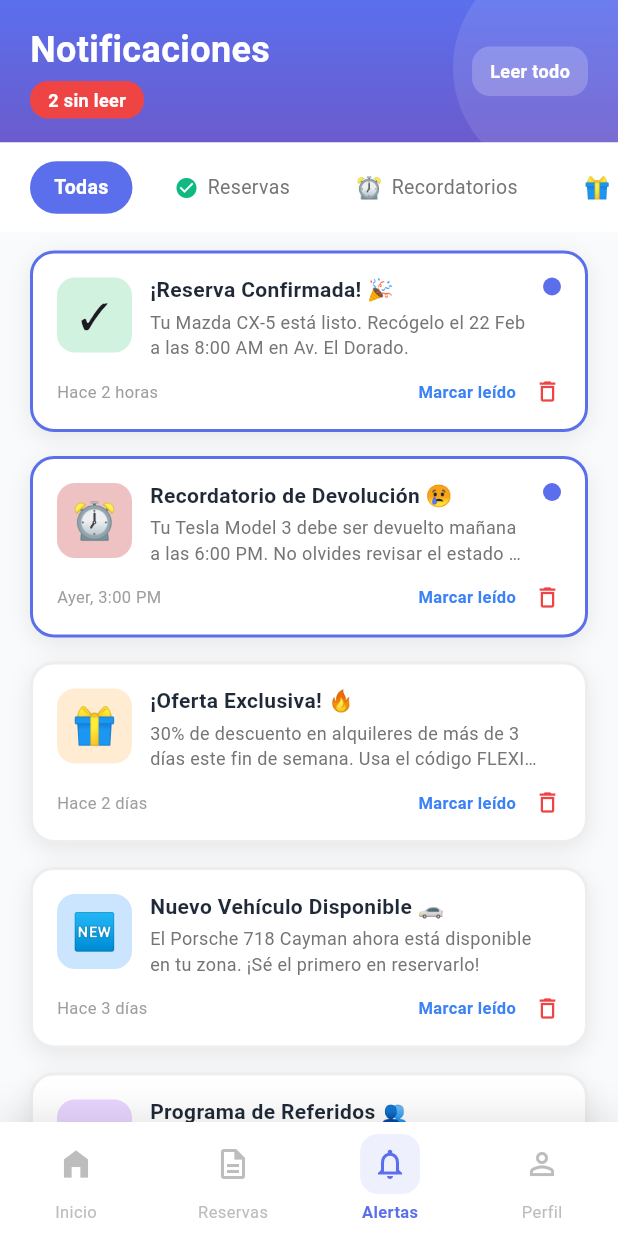
After one commit to unknownusa-ai/FlexiDrive, a Flutter app: the NotificationsPage screen opened directly, on a phone screen of 412 x 824 dp. The commit adds this screen. Run offline on Flutter 3.47's test engine with Material 3 defaults, Android fonts, the phone set to English and light mode, and no system bars; our stand-ins replace flutter_svg; network calls fail.

Commit message:
Pantalla de notificaciones

```diff
--- a/lib/presentation/pages/home/home_page.dart
+++ b/lib/presentation/pages/home/home_page.dart
@@ -1,4 +1,5 @@
 import 'package:flutter/material.dart';
+import '../notifications/notifications_page.dart';
 
 class HomePage extends StatefulWidget {
   const HomePage({super.key});
@@ -112,7 +113,8 @@ class _HomePageState extends State<HomePage> {
                           CircleAvatar(
                             radius: 28,
                             backgroundColor: Colors.grey.shade300,
-                            child: Icon(Icons.person, color: Colors.grey.shade600, size: 28),
+                            child: Icon(Icons.person,
+                                color: Colors.grey.shade600, size: 28),
                           ),
                           SizedBox(width: 12),
                           Expanded(
@@ -152,7 +154,8 @@ class _HomePageState extends State<HomePage> {
                       child: Stack(
                         alignment: Alignment.center,
                         children: [
-                          Icon(Icons.notifications_none, color: Colors.white, size: 24),
+                          Icon(Icons.notifications_none,
+                              color: Colors.white, size: 24),
                           Positioned(
                             top: 8,
                             right: 8,
@@ -588,7 +591,8 @@ class _HomePageState extends State<HomePage> {
                 reviews: 128,
                 price: 38000,
                 available: true,
-                image: 'https://placehold.co/400x260/2D3436/FFFFFF/png?text=Mazda+CX-5',
+                image:
+                    'https://placehold.co/400x260/2D3436/FFFFFF/png?text=Mazda+CX-5',
               ),
               SizedBox(width: 16),
               _buildVehicleCard(
@@ -598,7 +602,8 @@ class _HomePageState extends State<HomePage> {
                 reviews: 245,
                 price: 25000,
                 available: true,
-                image: 'https://placehold.co/400x260/2D3436/FFFFFF/png?text=Toyota+Corolla',
+                image:
+                    'https://placehold.co/400x260/2D3436/FFFFFF/png?text=Toyota+Corolla',
               ),
             ],
           ),
@@ -666,7 +671,8 @@ class _HomePageState extends State<HomePage> {
                   child: Container(
                     padding: EdgeInsets.symmetric(horizontal: 8, vertical: 4),
                     decoration: BoxDecoration(
-                      color: type == 'SUV' ? Color(0xFF5B6FED) : Color(0xFFE53935),
+                      color:
+                          type == 'SUV' ? Color(0xFF5B6FED) : Color(0xFFE53935),
                       borderRadius: BorderRadius.circular(8),
                     ),
                     child: Row(
@@ -789,7 +795,8 @@ class _HomePageState extends State<HomePage> {
                       ],
                     ),
                     Container(
-                      padding: EdgeInsets.symmetric(horizontal: 14, vertical: 8),
+                      padding:
+                          EdgeInsets.symmetric(horizontal: 14, vertical: 8),
                       decoration: BoxDecoration(
                         gradient: LinearGradient(
                           colors: [Color(0xFF5B6FED), Color(0xFF6B5BCD)],
@@ -1592,9 +1599,17 @@ class _HomePageState extends State<HomePage> {
     final isSelected = _selectedIndex == index;
     return GestureDetector(
       onTap: () {
-        setState(() {
-          _selectedIndex = index;
-        });
+        if (index == 2) {
+          // Alertas/Notificaciones
+          Navigator.push(
+            context,
+            MaterialPageRoute(builder: (context) => const NotificationsPage()),
+          );
+        } else {
+          setState(() {
+            _selectedIndex = index;
+          });
+        }
       },
       child: Column(
         mainAxisSize: MainAxisSize.min,
@@ -1602,12 +1617,15 @@ class _HomePageState extends State<HomePage> {
           Container(
             padding: const EdgeInsets.all(8),
             decoration: BoxDecoration(
-              color: isSelected ? const Color(0xFF5B6FED).withOpacity(0.1) : Colors.transparent,
+              color: isSelected
+                  ? const Color(0xFF5B6FED).withOpacity(0.1)
+                  : Colors.transparent,
               borderRadius: BorderRadius.circular(12),
             ),
             child: Icon(
               icon,
-              color: isSelected ? const Color(0xFF5B6FED) : Colors.grey.shade400,
+              color:
+                  isSelected ? const Color(0xFF5B6FED) : Colors.grey.shade400,
               size: 24,
             ),
           ),
@@ -1615,7 +1633,8 @@ class _HomePageState extends State<HomePage> {
           Text(
             label,
             style: TextStyle(
-              color: isSelected ? const Color(0xFF5B6FED) : Colors.grey.shade400,
+              color:
+                  isSelected ? const Color(0xFF5B6FED) : Colors.grey.shade400,
               fontSize: 11,
               fontWeight: isSelected ? FontWeight.w600 : FontWeight.normal,
             ),
--- /dev/null
+++ b/lib/presentation/pages/notifications/notifications_page.dart
@@ -0,0 +1,492 @@
+import 'package:flutter/material.dart';
+
+class NotificationsPage extends StatefulWidget {
+  const NotificationsPage({super.key});
+
+  @override
+  State<NotificationsPage> createState() => _NotificationsPageState();
+}
+
+class _NotificationsPageState extends State<NotificationsPage> {
+  int _selectedIndex = 2; // Alertas tab selected
+  String _selectedTab = 'Todas';
+  int _unreadCount = 2;
+
+  // Sample notifications data
+  final List<Map<String, dynamic>> notifications = [
+    {
+      'type': 'reserva',
+      'title': '¡Reserva Confirmada! 🎉',
+      'description':
+          'Tu Mazda CX-5 está listo. Recógelo el 22 Feb a las 8:00 AM en Av. El Dorado.',
+      'time': 'Hace 2 horas',
+      'unread': true,
+      'icon': '✓',
+      'iconColor': Color(0xFF10B981),
+      'iconBgColor': Color(0xFFD1F2DF),
+    },
+    {
+      'type': 'recordatorio',
+      'title': 'Recordatorio de Devolución 😢',
+      'description':
+          'Tu Tesla Model 3 debe ser devuelto mañana a las 6:00 PM. No olvides revisar el estado del vehículo.',
+      'time': 'Ayer, 3:00 PM',
+      'unread': true,
+      'icon': '⏰',
+      'iconColor': Color(0xFFEF4444),
+      'iconBgColor': Color(0xFFEEC2C2),
+    },
+    {
+      'type': 'promo',
+      'title': '¡Oferta Exclusiva! 🔥',
+      'description':
+          '30% de descuento en alquileres de más de 3 días este fin de semana. Usa el código FLEXIWEEK.',
+      'time': 'Hace 2 días',
+      'unread': false,
+      'icon': '🎁',
+      'iconColor': Color(0xFFF59E0B),
+      'iconBgColor': Color(0xFFFFECD2),
+    },
+    {
+      'type': 'auto',
+      'title': 'Nuevo Vehículo Disponible 🚗',
+      'description':
+          'El Porsche 718 Cayman ahora está disponible en tu zona. ¡Sé el primero en reservarlo!',
+      'time': 'Hace 3 días',
+      'unread': false,
+      'icon': '🆕',
+      'iconColor': Color(0xFF3B82F6),
+      'iconBgColor': Color(0xFFCCE5FF),
+    },
+    {
+      'type': 'promo',
+      'title': 'Programa de Referidos 👥',
+      'description':
+          'Invita a un amigo y gana \$50,000 COP en crédito FlexiDrive para tu próxima renta.',
+      'time': 'Hace 5 días',
+      'unread': false,
+      'icon': '💵',
+      'iconColor': Color(0xFF8B5CF6),
+      'iconBgColor': Color(0xFFE9D5FF),
+    },
+  ];
+
+  @override
+  Widget build(BuildContext context) {
+    return Scaffold(
+      body: Column(
+        children: [
+          // Header
+          _buildHeader(),
+          // Tabs
+          _buildTabs(),
+          // Notifications List
+          Expanded(
+            child: _buildNotificationsList(),
+          ),
+        ],
+      ),
+      bottomNavigationBar: _buildBottomNavBar(),
+    );
+  }
+
+  Widget _buildHeader() {
+    return Container(
+      decoration: BoxDecoration(
+        gradient: LinearGradient(
+          begin: Alignment.topCenter,
+          end: Alignment.bottomCenter,
+          colors: [
+            Color(0xFF5B6FED),
+            Color(0xFF6B5BCD),
+          ],
+        ),
+      ),
+      child: Stack(
+        children: [
+          // Burbujita decorativa transparente
+          Positioned(
+            right: -40,
+            top: -30,
+            child: Container(
+              width: 150,
+              height: 150,
+              decoration: BoxDecoration(
+                shape: BoxShape.circle,
+                color: Colors.white.withOpacity(0.1),
+              ),
+            ),
+          ),
+          SafeArea(
+            child: Padding(
+              padding: const EdgeInsets.symmetric(horizontal: 20, vertical: 16),
+              child: Row(
+                mainAxisAlignment: MainAxisAlignment.spaceBetween,
+                children: [
+                  Column(
+                    crossAxisAlignment: CrossAxisAlignment.start,
+                    children: [
+                      Text(
+                        'Notificaciones',
+                        style: TextStyle(
+                          color: Colors.white,
+                          fontSize: 24,
+                          fontWeight: FontWeight.bold,
+                        ),
+                      ),
+                      SizedBox(height: 4),
+                      Container(
+                        padding:
+                            EdgeInsets.symmetric(horizontal: 12, vertical: 4),
+                        decoration: BoxDecoration(
+                          color: Color(0xFFEF4444),
+                          borderRadius: BorderRadius.circular(12),
+                        ),
+                        child: Text(
+                          '$_unreadCount sin leer',
+                          style: TextStyle(
+                            color: Colors.white,
+                            fontSize: 12,
+                            fontWeight: FontWeight.w600,
+                          ),
+                        ),
+                      ),
+                    ],
+                  ),
+                  Container(
+                    padding: EdgeInsets.symmetric(horizontal: 12, vertical: 8),
+                    decoration: BoxDecoration(
+                      color: Colors.white.withOpacity(0.2),
+                      borderRadius: BorderRadius.circular(12),
+                    ),
+                    child: Text(
+                      'Leer todo',
+                      style: TextStyle(
+                        color: Colors.white,
+                        fontSize: 12,
+                        fontWeight: FontWeight.w600,
+                      ),
+                    ),
+                  ),
+                ],
+              ),
+            ),
+          ),
+        ],
+      ),
+    );
+  }
+
+  Widget _buildTabs() {
+    final tabs = ['Todas', 'Reservas', 'Recordatorios', 'Promos'];
+
+    return Container(
+      color: Colors.white,
+      padding: EdgeInsets.symmetric(vertical: 12),
+      child: SingleChildScrollView(
+        scrollDirection: Axis.horizontal,
+        padding: EdgeInsets.symmetric(horizontal: 20),
+        child: Row(
+          children: tabs
+              .map((tab) => Padding(
+                    padding: EdgeInsets.only(right: 12),
+                    child: GestureDetector(
+                      onTap: () => setState(() => _selectedTab = tab),
+                      child: Container(
+                        padding:
+                            EdgeInsets.symmetric(horizontal: 16, vertical: 8),
+                        decoration: BoxDecoration(
+                          color: _selectedTab == tab
+                              ? Color(0xFF5B6FED)
+                              : Colors.transparent,
+                          borderRadius: BorderRadius.circular(20),
+                        ),
+                        child: Row(
+                          mainAxisSize: MainAxisSize.min,
+                          children: [
+                            if (tab == 'Reservas')
+                              Padding(
+                                padding: EdgeInsets.only(right: 6),
+                                child: Icon(
+                                  Icons.check_circle,
+                                  color: Color(0xFF10B981),
+                                  size: 16,
+                                ),
+                              ),
+                            if (tab == 'Recordatorios')
+                              Padding(
+                                padding: EdgeInsets.only(right: 6),
+                                child: Text(
+                                  '⏰',
+                                  style: TextStyle(fontSize: 14),
+                                ),
+                              ),
+                            if (tab == 'Promos')
+                              Padding(
+                                padding: EdgeInsets.only(right: 6),
+                                child: Text(
+                                  '🎁',
+                                  style: TextStyle(fontSize: 14),
+                                ),
+                              ),
+                            Text(
+                              tab,
+                              style: TextStyle(
+                                color: _selectedTab == tab
+                                    ? Colors.white
+                                    : Colors.grey.shade600,
+                                fontWeight: _selectedTab == tab
+                                    ? FontWeight.w600
+                                    : FontWeight.w400,
+                                fontSize: 13,
+                              ),
+                            ),
+                          ],
+                        ),
+                      ),
+                    ),
+                  ))
+              .toList(),
+        ),
+      ),
+    );
+  }
+
+  Widget _buildNotificationsList() {
+    // Filter notifications based on selected tab
+    List<Map<String, dynamic>> filteredNotifications = notifications;
+
+    if (_selectedTab == 'Reservas') {
+      filteredNotifications =
+          notifications.where((n) => n['type'] == 'reserva').toList();
+    } else if (_selectedTab == 'Recordatorios') {
+      filteredNotifications =
+          notifications.where((n) => n['type'] == 'recordatorio').toList();
+    } else if (_selectedTab == 'Promos') {
+      filteredNotifications =
+          notifications.where((n) => n['type'] == 'promo').toList();
+    }
+
+    return Container(
+      color: Color(0xFFF9FAFB),
+      child: filteredNotifications.isEmpty
+          ? Center(
+              child: Text(
+                'No hay notificaciones',
+                style: TextStyle(
+                  color: Colors.grey.shade600,
+                  fontSize: 16,
+                ),
+              ),
+            )
+          : ListView.builder(
+              padding: EdgeInsets.symmetric(vertical: 12, horizontal: 20),
+              itemCount: filteredNotifications.length,
+              itemBuilder: (context, index) {
+                final notification = filteredNotifications[index];
+                return _buildNotificationCard(notification);
+              },
+            ),
+    );
+  }
+
+  Widget _buildNotificationCard(Map<String, dynamic> notification) {
+    return Container(
+      margin: EdgeInsets.only(bottom: 16),
+      decoration: BoxDecoration(
+        color: Colors.white,
+        borderRadius: BorderRadius.circular(16),
+        border: Border.all(
+          color:
+              notification['unread'] ? Color(0xFF5B6FED) : Colors.grey.shade200,
+          width: 2,
+        ),
+        boxShadow: [
+          BoxShadow(
+            color: Colors.black.withOpacity(0.08),
+            blurRadius: 12,
+            offset: Offset(0, 4),
+          ),
+        ],
+      ),
+      child: Padding(
+        padding: EdgeInsets.all(16),
+        child: Column(
+          crossAxisAlignment: CrossAxisAlignment.start,
+          children: [
+            // Top row: Icon, Title/Description, and Unread indicator
+            Row(
+              crossAxisAlignment: CrossAxisAlignment.start,
+              children: [
+                // Icon Container
+                Container(
+                  width: 50,
+                  height: 50,
+                  decoration: BoxDecoration(
+                    color: notification['iconBgColor'],
+                    borderRadius: BorderRadius.circular(12),
+                  ),
+                  child: Center(
+                    child: Text(
+                      notification['icon'],
+                      style: TextStyle(fontSize: 24),
+                    ),
+                  ),
+                ),
+                SizedBox(width: 12),
+                // Title and Description Content
+                Expanded(
+                  child: Column(
+                    crossAxisAlignment: CrossAxisAlignment.start,
+                    children: [
+                      Text(
+                        notification['title'],
+                        style: TextStyle(
+                          fontSize: 14,
+                          fontWeight: FontWeight.w700,
+                          color: Color(0xFF1F2937),
+                          height: 1.2,
+                        ),
+                      ),
+                      SizedBox(height: 4),
+                      Text(
+                        notification['description'],
+                        style: TextStyle(
+                          fontSize: 12,
+                          color: Colors.grey.shade600,
+                          height: 1.4,
+                        ),
+                        maxLines: 2,
+                        overflow: TextOverflow.ellipsis,
+                      ),
+                    ],
+                  ),
+                ),
+                SizedBox(width: 8),
+                // Unread dot
+                if (notification['unread'])
+                  Container(
+                    width: 12,
+                    height: 12,
+                    decoration: BoxDecoration(
+                      color: Color(0xFF5B6FED),
+                      shape: BoxShape.circle,
+                    ),
+                  ),
+              ],
+            ),
+            SizedBox(height: 12),
+            // Footer: Time and Actions
+            Row(
+              mainAxisAlignment: MainAxisAlignment.spaceBetween,
+              children: [
+                Text(
+                  notification['time'],
+                  style: TextStyle(
+                    fontSize: 11,
+                    color: Colors.grey.shade500,
+                    fontWeight: FontWeight.w400,
+                  ),
+                ),
+                Row(
+                  children: [
+                    GestureDetector(
+                      onTap: () {},
+                      child: Text(
+                        'Marcar leído',
+                        style: TextStyle(
+                          color: Color(0xFF3B82F6),
+                          fontSize: 11,
+                          fontWeight: FontWeight.w600,
+                        ),
+                      ),
+                    ),
+                    SizedBox(width: 12),
+                    GestureDetector(
+                      onTap: () {},
+                      child: Icon(
+                        Icons.delete_outline,
+                        color: Color(0xFFEF4444),
+                        size: 18,
+                      ),
+                    ),
+                  ],
+                ),
+              ],
+            ),
+          ],
+        ),
+      ),
+    );
+  }
+
+  Widget _buildBottomNavBar() {
+    return Container(
+      decoration: BoxDecoration(
+        color: Colors.white,
+        boxShadow: [
+          BoxShadow(
+            color: Colors.black.withOpacity(0.1),
+            blurRadius: 20,
+            offset: Offset(0, -5),
+          ),
+        ],
+      ),
+      child: SafeArea(
+        child: Padding(
+          padding: const EdgeInsets.symmetric(vertical: 8),
+          child: Row(
+            mainAxisAlignment: MainAxisAlignment.spaceAround,
+            children: [
+              _buildNavItem(Icons.home_filled, 'Inicio', 0),
+              _buildNavItem(Icons.description_outlined, 'Reservas', 1),
+              _buildNavItem(Icons.notifications_outlined, 'Alertas', 2),
+              _buildNavItem(Icons.person_outline, 'Perfil', 3),
+            ],
+          ),
+        ),
+      ),
+    );
+  }
+
+  Widget _buildNavItem(IconData icon, String label, int index) {
+    final isSelected = _selectedIndex == index;
+    return GestureDetector(
+      onTap: () {
+        setState(() {
+          _selectedIndex = index;
+        });
+      },
+      child: Column(
+        mainAxisSize: MainAxisSize.min,
+        children: [
+          Container(
+            padding: const EdgeInsets.all(8),
+            decoration: BoxDecoration(
+              color: isSelected
+                  ? const Color(0xFF5B6FED).withOpacity(0.1)
+                  : Colors.transparent,
+              borderRadius: BorderRadius.circular(12),
+            ),
+            child: Icon(
+              icon,
+              color:
+                  isSelected ? const Color(0xFF5B6FED) : Colors.grey.shade400,
+              size: 24,
+            ),
+          ),
+          const SizedBox(height: 4),
+          Text(
+            label,
+            style: TextStyle(
+              color:
+                  isSelected ? const Color(0xFF5B6FED) : Colors.grey.shade400,
+              fontSize: 11,
+              fontWeight: isSelected ? FontWeight.w600 : FontWeight.normal,
+            ),
+          ),
+        ],
+      ),
+    );
+  }
+}
```
